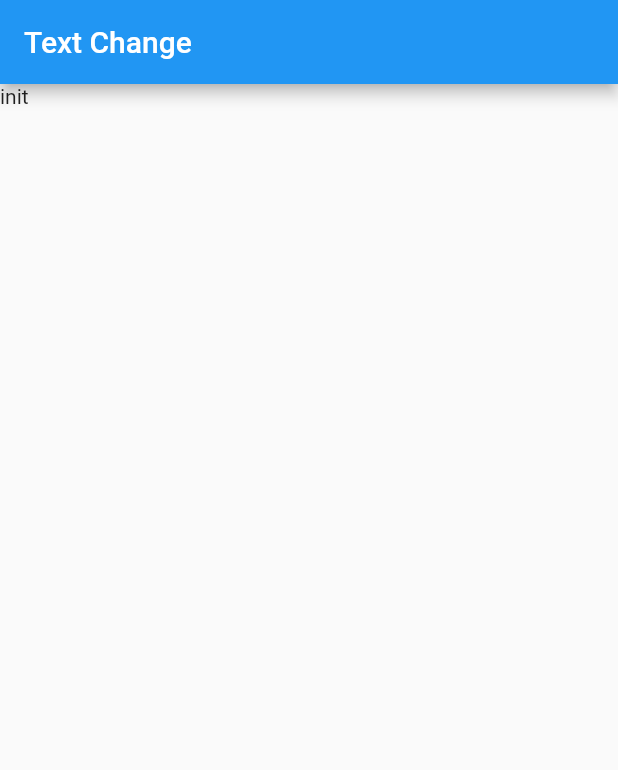
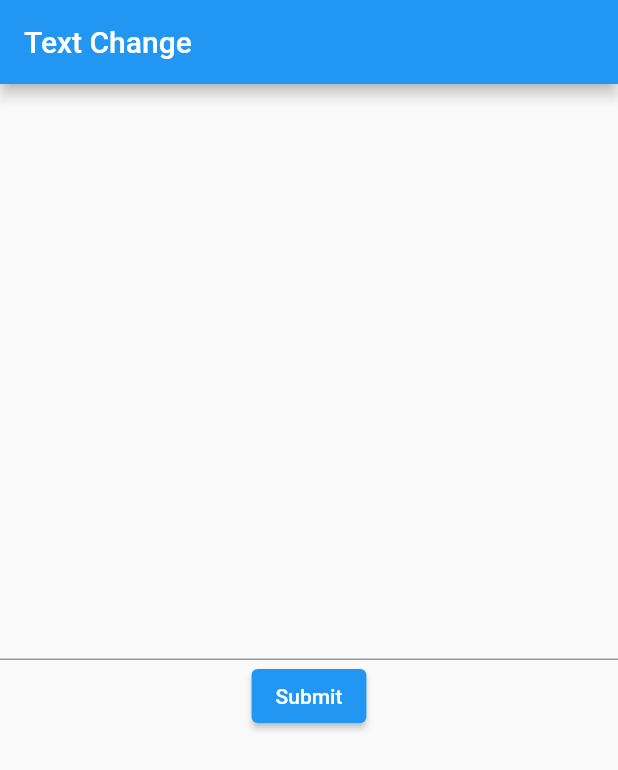
Before and after one commit to kovilevi98/job_application, a Flutter app: the screen it shows after launch, on a phone screen of 412 x 824 dp. Shown: the top 770 px of the screen. Run offline on Flutter 3.47's test engine with Material 2 defaults, Android fonts, the phone set to English and light mode, and no system bars; our stand-ins replace flutter_bloc.

Commit message:
+ add bloc init

```diff
--- a/lib/bloc/app_bloc/event.dart
+++ /dev/null
@@ -1,4 +0,0 @@
-abstract class CounterEvents {}
-
-class NumberIncrease extends CounterEvents {}
-class NumberDecrease extends CounterEvents {}
--- /dev/null
+++ b/lib/bloc/bloc.dart
@@ -0,0 +1,18 @@
+import 'package:flutter_bloc/flutter_bloc.dart';
+import 'package:job_application/bloc/event.dart';
+import 'package:job_application/bloc/state.dart';
+
+
+class ListBloc extends Bloc<ListEvent, ListStates> {
+  List<String> list = List.of([]);
+
+  ListBloc() : super(InitialListState()) {
+    on<AddToList>(addToList);
+  }
+
+  void addToList(AddToList event, Emitter<ListStates> emit) async {
+    list.add(event.text);
+    emit(UpdateListState(list));
+  }
+
+}
--- /dev/null
+++ b/lib/bloc/event.dart
@@ -0,0 +1,5 @@
+abstract class ListEvent {}
+class AddToList extends ListEvent {
+  String text;
+  AddToList(this.text);
+}
--- /dev/null
+++ b/lib/bloc/state.dart
@@ -0,0 +1,6 @@
+class ListStates {}
+class InitialListState extends ListStates{}
+class UpdateListState extends ListStates{
+  final List<String> list;
+  UpdateListState(this.list);
+}
--- a/lib/main.dart
+++ b/lib/main.dart
@@ -1,4 +1,10 @@
 import 'package:flutter/material.dart';
+import 'package:flutter_bloc/flutter_bloc.dart';
+import 'package:job_application/bloc/bloc.dart';
+import 'package:job_application/bloc/event.dart';
+import 'package:job_application/bloc/state.dart';
+import 'package:job_application/views/first_page_view.dart';
+import 'package:job_application/views/second_page_view.dart';
 
 void main() {
   runApp(const App());
@@ -9,17 +15,20 @@ class App extends StatelessWidget {
 
   @override
   Widget build(BuildContext context) {
-    return MaterialApp(
-      title: 'Flutter Demo',
-      theme: ThemeData(
-        primarySwatch: Colors.blue,
-      ),
-      home: Scaffold(
-        appBar: AppBar(
-          title: const Text('Text Change'),
+    return BlocProvider(
+      create: (context) => ListBloc(),
+      child: MaterialApp(
+        title: 'Flutter Demo',
+        theme: ThemeData(
+          primarySwatch: Colors.blue,
         ),
-        body: Text('init')
+        initialRoute: '/',
+        routes: {
+          '/': (context) => const FirstPage(),
+          '/list': (context) => const SecondPage(),
+        },
       ),
     );
   }
+
 }
--- /dev/null
+++ b/lib/views/first_page_view.dart
@@ -0,0 +1,55 @@
+import 'package:flutter/material.dart';
+import 'package:flutter_bloc/flutter_bloc.dart';
+import 'package:job_application/bloc/bloc.dart';
+import 'package:job_application/bloc/event.dart';
+import 'package:job_application/bloc/state.dart';
+
+class FirstPage extends StatefulWidget {
+  const FirstPage({Key? key}) : super(key: key);
+
+  @override
+  State<FirstPage> createState() => _FirstPageState();
+}
+
+class _FirstPageState extends State<FirstPage> {
+  @override
+  Widget build(BuildContext context) {
+    return Scaffold(
+        appBar: AppBar(
+          title: const Text('Text Change'),
+        ),
+        body: Center(
+          child: BlocBuilder<ListBloc, ListStates>(
+            builder: (context, state) {
+              if (state is InitialListState) {
+                return _counter(context, []);
+              }
+
+              if(state is UpdateListState){
+                return _counter(context, state.list);
+              }
+
+              return Container();
+            },
+          ),
+        )
+    );
+  }
+
+
+  Widget _counter(BuildContext context, List<String> list) {
+    return Container(
+      child: Column(
+        mainAxisAlignment: MainAxisAlignment.center,
+        children: [
+          ...List.generate(context.read<ListBloc>().list.length, (index) => Text(context.read<ListBloc>().list[index])),
+          TextFormField(),
+          ElevatedButton(onPressed: (){
+            Navigator.of(context).pushNamed('/list');
+            //context.read<ListBloc>().add(AddToList('dsa'));
+          }, child: Text('Submit'))
+        ],
+      ),
+    );
+  }
+}
--- a/pubspec.yaml
+++ b/pubspec.yaml
@@ -35,6 +35,8 @@ dependencies:
   # The following adds the Cupertino Icons font to your application.
   # Use with the CupertinoIcons class for iOS style icons.
   cupertino_icons: ^1.0.5
+  flutter_bloc: ^8.1.3
+  equatable: ^2.0.5
 
 dev_dependencies:
   flutter_test:
```
Also changed, not shown: lib/bloc/app_bloc/bloc.dart (deleted, +0 -24 lines), lib/bloc/app_bloc/state.dart (deleted, +0 -8 lines), lib/views/second_page_view.dart (added, +54 -0 lines), 1 other file.
